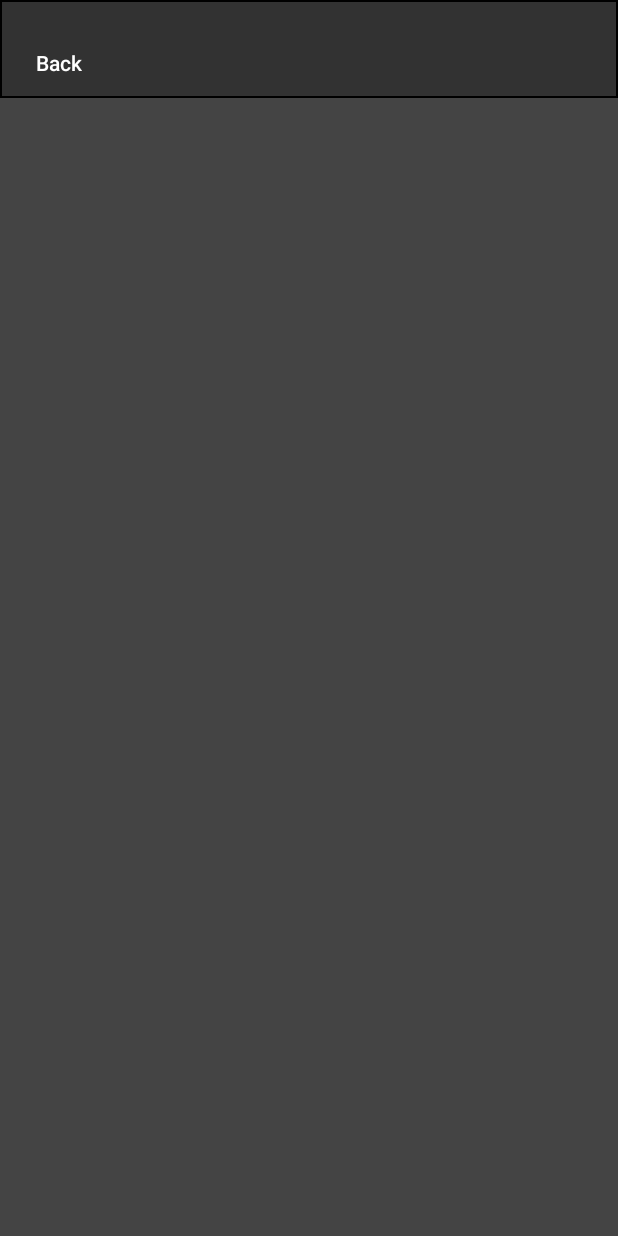
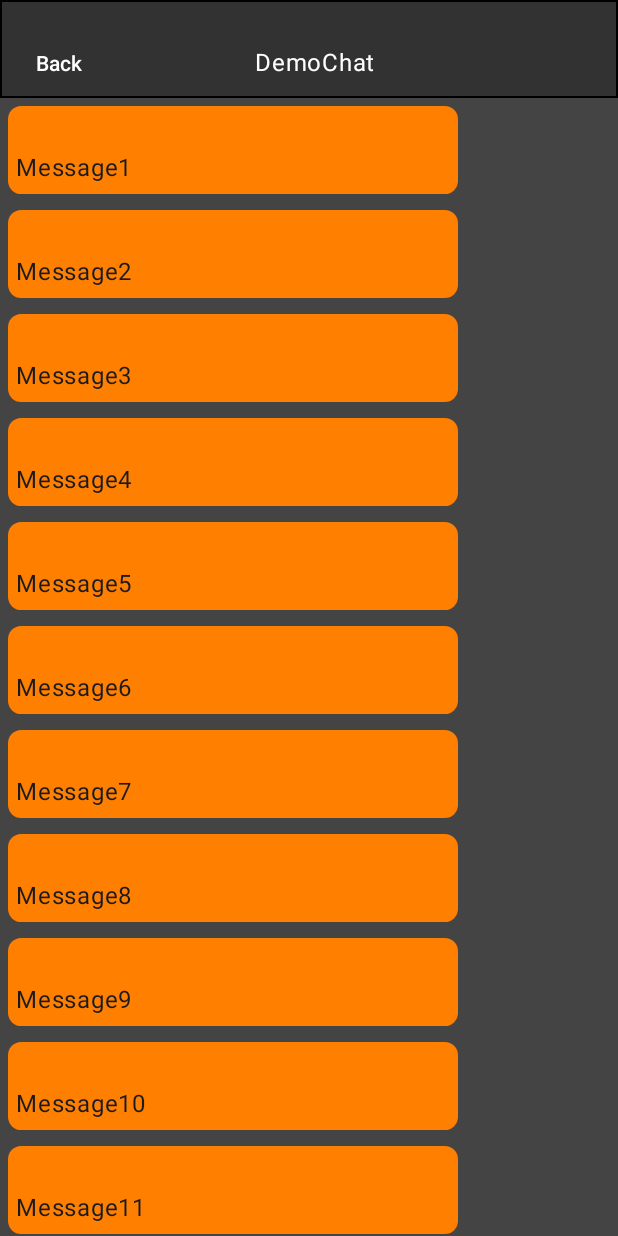
Before and after one commit to Team-Tracker/Mobile, an Android app built with Jetpack Compose: the SingleChatScreen screen opened through its navigation route, on a phone screen of 412 x 824 dp. Run offline under Robolectric (Android 15) with nearby library versions, the phone set to English and light mode, and no system bars.

Commit message:
ChatBar implementiert, Design überarbeitet

```diff
--- a/app/src/main/java/at/htlhl/demoapp/MainActivity.kt
+++ b/app/src/main/java/at/htlhl/demoapp/MainActivity.kt
@@ -12,6 +12,8 @@ import androidx.navigation.compose.NavHost
 import androidx.navigation.compose.composable
 import androidx.navigation.compose.rememberNavController
 import at.htlhl.demoapp.data.Chat
+import at.htlhl.demoapp.data.Date
+import at.htlhl.demoapp.data.Message
 import at.htlhl.demoapp.data.User
 import at.htlhl.demoapp.screens.CalendarScreen
 import at.htlhl.demoapp.screens.ChatScreen
@@ -27,8 +29,11 @@ class MainActivity : ComponentActivity() {
     override fun onCreate(savedInstanceState: Bundle?) {
         super.onCreate(savedInstanceState)
         enableEdgeToEdge()
+
+
+
         setContent {
-            Theme{
+            Theme {
                 Scaffold(modifier = Modifier.fillMaxSize()) { innerPadding ->
                     Modifier.padding(innerPadding)
 
@@ -36,6 +41,8 @@ class MainActivity : ComponentActivity() {
                     val navController = rememberNavController()
 
                     val user = User()
+
+
 
                     NavHost(navController = navController, startDestination = "login_screen") {
                         composable("login_screen") {
@@ -63,7 +70,7 @@ class MainActivity : ComponentActivity() {
                         }
 
                         composable("single_chat_screen") {
-                            SingleChatScreen(navController, user, Chat())
+                            SingleChatScreen(navController, user)
                         }
                         composable("edit_user_screen") {
                             EditUserScreen(navController, user)
--- /dev/null
+++ b/app/src/main/java/at/htlhl/demoapp/components/ChatBar.kt
@@ -0,0 +1,68 @@
+package at.htlhl.demoapp.components
+
+import androidx.compose.foundation.Image
+import androidx.compose.foundation.background
+import androidx.compose.foundation.layout.Row
+import androidx.compose.foundation.layout.fillMaxSize
+import androidx.compose.foundation.layout.fillMaxWidth
+import androidx.compose.foundation.layout.height
+import androidx.compose.foundation.layout.padding
+import androidx.compose.foundation.layout.width
+import androidx.compose.foundation.shape.CircleShape
+import androidx.compose.foundation.shape.RoundedCornerShape
+import androidx.compose.material3.Button
+import androidx.compose.material3.ButtonDefaults
+import androidx.compose.material3.ExperimentalMaterial3Api
+import androidx.compose.material3.OutlinedTextField
+import androidx.compose.material3.Text
+import androidx.compose.material3.TextFieldDefaults
+import androidx.compose.runtime.Composable
+import androidx.compose.runtime.getValue
+import androidx.compose.runtime.mutableStateOf
+import androidx.compose.runtime.remember
+import androidx.compose.runtime.setValue
+import androidx.compose.ui.Alignment
+import androidx.compose.ui.Modifier
+import androidx.compose.ui.graphics.Color
+import androidx.compose.ui.graphics.RectangleShape
+import androidx.compose.ui.res.painterResource
+import androidx.compose.ui.unit.dp
+import at.htlhl.demoapp.R
+
+@OptIn(ExperimentalMaterial3Api::class)
+@Composable
+fun ChatBar() {
+    var text by remember { mutableStateOf("") }
+    Row(
+        modifier = Modifier.fillMaxSize(),
+        verticalAlignment = Alignment.Bottom
+    ) {
+        OutlinedTextField(
+            value = text,
+            modifier = Modifier.width(340.dp),
+            onValueChange = { newText -> text = newText },
+            label = { Text("Message") },
+            colors = TextFieldDefaults.textFieldColors(
+                focusedLabelColor = Color.White
+            ),
+            shape = RectangleShape
+        )
+        Button(
+            onClick = {
+                // build new Message() and send
+            },
+            shape = RectangleShape,
+            colors = ButtonDefaults.buttonColors(
+                Color(100,150,255)
+            )
+        ) {
+            Image(
+                modifier = Modifier
+                    .width(40.dp)
+                    .height(40.dp),
+                painter = painterResource(id = R.drawable.sendarrow),
+                contentDescription = "Send"
+            )
+        }
+    }
+}
--- a/app/src/main/java/at/htlhl/demoapp/components/ChatBubble.kt
+++ b/app/src/main/java/at/htlhl/demoapp/components/ChatBubble.kt
@@ -1,6 +1,7 @@
 package at.htlhl.demoapp.components
 
 import androidx.compose.foundation.layout.Box
+import androidx.compose.foundation.layout.Column
 import androidx.compose.material3.Text
 import androidx.compose.runtime.Composable
 import androidx.compose.ui.Modifier
@@ -9,6 +10,12 @@ import at.htlhl.demoapp.data.Message
 @Composable
 fun ChatBubble(message: Message, modifier: Modifier) {
     Box(modifier) {
-        Text(text = message.getText())
+        Column() {
+
+            // ToDo date, design, (border)
+            Text(text = message.getSender().getUsername())
+            Text(text = message.getText())
+        }
+
     }
 }
--- a/app/src/main/java/at/htlhl/demoapp/screens/EditUserScreen.kt
+++ b/app/src/main/java/at/htlhl/demoapp/screens/EditUserScreen.kt
@@ -123,7 +123,7 @@ fun EditUserScreen(navController: NavController, user: User) {
                 user.setPhone(newPhone)
             },
             colors = ButtonDefaults.buttonColors(
-                Color.Blue
+                Color(100,150,255)
             ),
             modifier = Modifier
                 .width(250.dp)
@@ -139,7 +139,7 @@ fun EditUserScreen(navController: NavController, user: User) {
                 navController.navigate("profile_screen")
             },
             colors = ButtonDefaults.buttonColors(
-                Color.Blue
+                Color(100,150,255)
             ),
             modifier = Modifier
                 .width(250.dp)
--- a/app/src/main/java/at/htlhl/demoapp/screens/LoginScreen.kt
+++ b/app/src/main/java/at/htlhl/demoapp/screens/LoginScreen.kt
@@ -58,7 +58,7 @@ fun LoginScreen(navController: NavController, user: User) {
                 .clip(CircleShape)
                 .border(
                     width = 3.dp,
-                    color = Color.Blue,
+                    color = Color(100,150,255),
                     shape = CircleShape
                 ),
             painter = painterResource(id = R.drawable.logo),
@@ -107,7 +107,7 @@ fun LoginScreen(navController: NavController, user: User) {
                       }
             },
             colors = ButtonDefaults.buttonColors(
-                Color.Blue
+                Color(100,150,255)
             ),
             modifier = Modifier
                 .width(250.dp)
@@ -123,7 +123,7 @@ fun LoginScreen(navController: NavController, user: User) {
                 navController.navigate("registration_screen")
             },
             colors = ButtonDefaults.buttonColors(
-                Color.Blue
+                Color(100,150,255)
             ),
             modifier = Modifier
                 .width(250.dp)
--- a/app/src/main/java/at/htlhl/demoapp/screens/ProfileScreen.kt
+++ b/app/src/main/java/at/htlhl/demoapp/screens/ProfileScreen.kt
@@ -53,7 +53,7 @@ fun ProfileScreen(navController: NavController, user: User) {
                     navController.navigate("edit_user_screen")
                 },
                 colors = ButtonDefaults.buttonColors(
-                    Color.Blue
+                    Color(100,150,255)
                 ),
                 modifier = Modifier
                     .width(250.dp)
@@ -69,7 +69,7 @@ fun ProfileScreen(navController: NavController, user: User) {
                     navController.navigate("login_screen")
                 },
                 colors = ButtonDefaults.buttonColors(
-                    Color.Blue
+                    Color(100,150,255)
                 ),
                 modifier = Modifier
                     .width(250.dp)
--- a/app/src/main/java/at/htlhl/demoapp/screens/RegistrationScreen.kt
+++ b/app/src/main/java/at/htlhl/demoapp/screens/RegistrationScreen.kt
@@ -121,7 +121,7 @@ fun RegistrationScreen(navController: NavController, user: User) {
                 }
             },
             colors = ButtonDefaults.buttonColors(
-                Color.Blue
+                Color(100,150,255)
             ),
             modifier = Modifier
                 .width(250.dp)
@@ -137,7 +137,7 @@ fun RegistrationScreen(navController: NavController, user: User) {
                 navController.navigate("login_screen")
             },
             colors = ButtonDefaults.buttonColors(
-                Color.Blue
+                Color(100,150,255)
             ),
             modifier = Modifier
                 .width(250.dp)
--- a/app/src/main/java/at/htlhl/demoapp/screens/SingleChatScreen.kt
+++ b/app/src/main/java/at/htlhl/demoapp/screens/SingleChatScreen.kt
@@ -9,7 +9,10 @@ import androidx.compose.foundation.layout.fillMaxSize
 import androidx.compose.foundation.layout.fillMaxWidth
 import androidx.compose.foundation.layout.height
 import androidx.compose.foundation.layout.padding
+import androidx.compose.foundation.layout.width
+import androidx.compose.foundation.rememberScrollState
 import androidx.compose.foundation.shape.RoundedCornerShape
+import androidx.compose.foundation.verticalScroll
 import androidx.compose.material3.Button
 import androidx.compose.material3.ButtonDefaults
 import androidx.compose.material3.Text
@@ -21,21 +24,51 @@ import androidx.compose.ui.graphics.Color
 import androidx.compose.ui.graphics.RectangleShape
 import androidx.compose.ui.unit.dp
 import androidx.navigation.NavController
+import at.htlhl.demoapp.components.ChatBar
 import at.htlhl.demoapp.components.ChatBubble
 import at.htlhl.demoapp.data.Chat
+import at.htlhl.demoapp.data.Date
+import at.htlhl.demoapp.data.Message
 import at.htlhl.demoapp.data.User
 
+
+// ToDo alignment
 var modifierReceiver: Modifier = Modifier
-    .background(Color(0, 0, 255))
-    .clip(shape = RoundedCornerShape(10.dp))
+    .padding(all = 5.dp)
+    .clip(shape = RoundedCornerShape(15))
+    .background(Color(100, 150, 255))
+    .width(300.dp)
+    .padding(all = 5.dp)
 
 var modifierSender: Modifier = Modifier
+    .padding(all = 5.dp)
+    .clip(shape = RoundedCornerShape(15))
     .background(Color(255, 127, 0))
-    .clip(shape = RoundedCornerShape(10.dp))
-
+    .width(300.dp)
+    .padding(all = 5.dp)
 
 @Composable
-fun SingleChatScreen(navController: NavController, user: User, chat: Chat) {
+fun SingleChatScreen(navController: NavController, user: User) {
+
+    var demoChat = Chat()
+
+    demoChat.setName("DemoChat")
+
+    demoChat.addMessage(Message(0, User(), "Message1", Date()))
+    demoChat.addMessage(Message(0, user, "Message2", Date()))
+    demoChat.addMessage(Message(0, User(), "Message3", Date()))
+    demoChat.addMessage(Message(0, user, "Message4", Date()))
+    demoChat.addMessage(Message(0, user, "Message5", Date()))
+    demoChat.addMessage(Message(0, user, "Message6", Date()))
+    demoChat.addMessage(Message(0, user, "Message7", Date()))
+    demoChat.addMessage(Message(0, user, "Message8", Date()))
+    demoChat.addMessage(Message(0, user, "Message9", Date()))
+    demoChat.addMessage(Message(0, user, "Message10", Date()))
+    demoChat.addMessage(Message(0, user, "Message11", Date()))
+    demoChat.addMessage(Message(0, user, "Message12", Date()))
+    demoChat.addMessage(Message(0, user, "Message13", Date()))
+    demoChat.addMessage(Message(0, user, "Message14", Date()))
+
     Column(
         modifier = Modifier
             .fillMaxSize()
@@ -56,24 +89,34 @@ fun SingleChatScreen(navController: NavController, user: User, chat: Chat) {
             ) {
                 Button(
                     shape = RectangleShape,
-                    onClick = { navController.navigate("chat_screen") },
+                    onClick = {
+                        navController.navigate("chat_screen")
+                    },
                     colors = ButtonDefaults.buttonColors(Color(50, 50, 50))
 
                 ) {
                     Text(text = "Back")
                 }
-                Text(text = chat.getName())
+                Text(
+                    text = demoChat.getName(),
+                    Modifier
+                        .padding(top = 10.dp)
+                        .padding(start = 90.dp),
+                    color = Color.White
+                )
             }
         }
-    }
 
+        Column(modifier = Modifier.verticalScroll(rememberScrollState())) {
+            for (message in demoChat.getMessages()) {
+                if (message.getSender().getUsername() == user.getUsername()) {
+                    ChatBubble(message = message, modifier = modifierSender)
+                } else {
+                    ChatBubble(message = message, modifier = modifierReceiver)
+                }
+            }
+        }
 
-    // loop through messages in one chat
-    for (message in chat.getMessages()) {
-        if (message.getSender().getUsername() == user.getUsername()) {
-            ChatBubble(message = message, modifier = modifierSender)
-        } else {
-            ChatBubble(message = message, modifier = modifierReceiver)
-        }
+        ChatBar()
     }
 }
```
Also changed, not shown: app/src/main/res/drawable/sendarrow.png (added).
